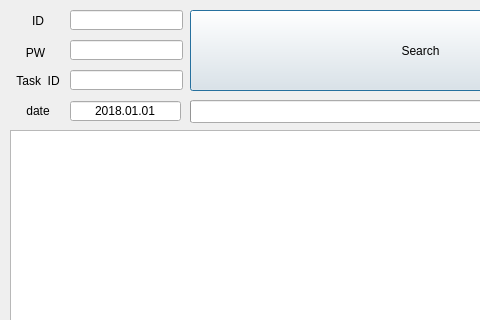
First picture: the form in webcrawler.ui, repository pghoya2956/DeleteImageOfCvat, before the edit; both pictures show x 0 to 480 and y 0 to 320 of the 769 by 474 pixel window.
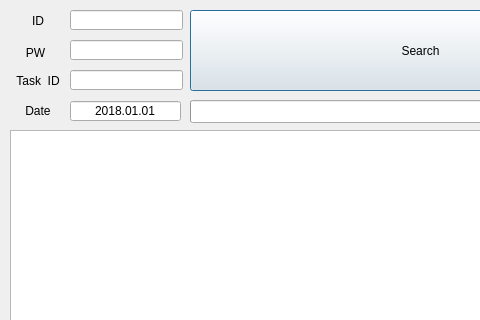
Second picture: the form after the edit.

The edit to the form file:
```diff
--- a/webcrawler.ui
+++ b/webcrawler.ui
@@ -188,7 +188,7 @@
     </rect>
    </property>
    <property name="text">
-    <string>date</string>
+    <string>Date</string>
    </property>
    <property name="alignment">
     <set>Qt::AlignCenter</set>
```
